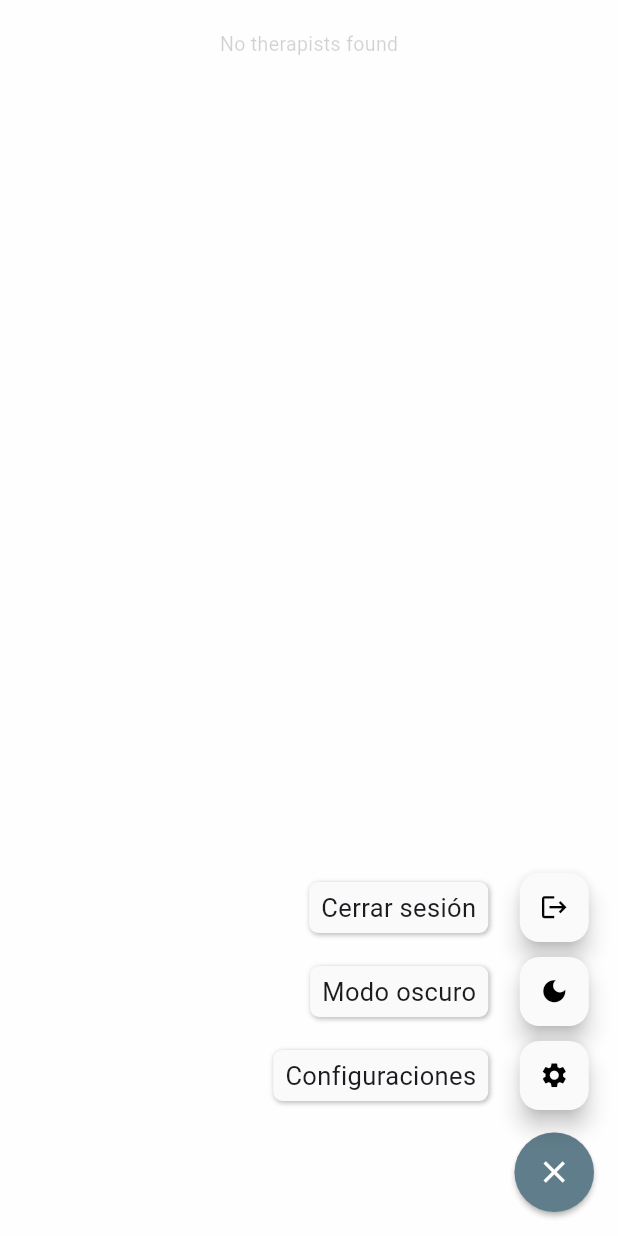
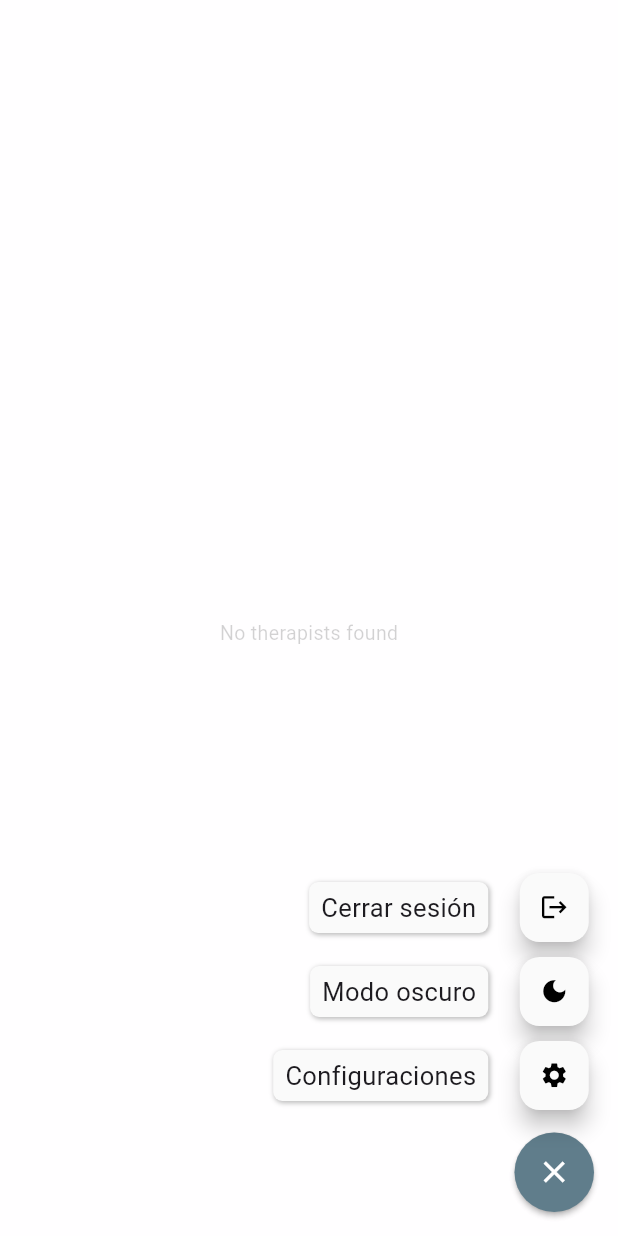
Before and after one commit to matiasespina1991/find_a_therapist_app, a Flutter app: the screen it shows after launch, after a tap on the "add" icon, on a phone screen of 412 x 824 dp. Run offline on Flutter 3.47's test engine with Material 3 defaults, Android fonts, the phone set to English and light mode, and no system bars; drawn by our look-alikes of flutter_speed_dial, skeletonizer; our stand-ins replace cached_network_image, cloud_firestore, connectivity_plus, device_info_plus, firebase_auth, firebase_core and 11 more; accounts and stored records are empty; project files that could hold a hidden picture were left out.

```diff
--- a/lib/screens/admin/debug_screen/debug_screen.dart
+++ b/lib/screens/admin/debug_screen/debug_screen.dart
@@ -5,7 +5,6 @@ import 'package:findatherapistapp/providers/providers_all.dart';
 import 'package:findatherapistapp/widgets/Skeletons/SkeletonTherapistCard/skeleton_therapist_card.dart';
 import 'package:flutter/material.dart';
 import 'package:flutter_riverpod/flutter_riverpod.dart';
-import 'package:skeletonizer/skeletonizer.dart';
 import '../../../models/therapist_model.dart';
 import '../../../widgets/AppScaffold/app_scaffold.dart';
 import '../../../services/firestore_service.dart';
@@ -18,6 +17,14 @@ class DebugScreen extends ConsumerStatefulWidget {
 }
 
 class _DebugScreenState extends ConsumerState<DebugScreen> {
+  late Future<List<TherapistModel>> _futureTherapists;
+
+  @override
+  void initState() {
+    super.initState();
+    _futureTherapists = _fetchTherapists();
+  }
+
   Future<List<TherapistModel>> _fetchTherapists() async {
     try {
       FirebaseFirestore firestore = FirestoreService.instance;
@@ -34,30 +41,42 @@ class _DebugScreenState extends ConsumerState<DebugScreen> {
     }
   }
 
+  Future<void> _refreshTherapists() async {
+    debugPrint('Refreshing therapists list...');
+    setState(() {
+      _futureTherapists = _fetchTherapists();
+    });
+  }
+
   @override
   Widget build(BuildContext context) {
     return AppScaffold(
+      scrollPhysics: NeverScrollableScrollPhysics(),
       appBarTitle: 'Debug Screen',
       isProtected: false,
       body: FutureBuilder<List<TherapistModel>>(
-        future: _fetchTherapists(),
+        future: _futureTherapists,
         builder: (context, snapshot) {
-          if (snapshot.connectionState == ConnectionState.waiting &&
-              (snapshot.data == null || snapshot.data!.isEmpty)) {
-            return Column(
+          if ((snapshot.connectionState == ConnectionState.waiting &&
+                  (snapshot.data == null || snapshot.data!.isEmpty)) ||
+              _futureTherapists == null) {
+            return SingleChildScrollView(
+              child: Column(
                 children: List.generate(7, (index) {
                   return const SkeletonTherapistCard();
                 }),
+              ),
             );
           } else if (snapshot.hasError) {
             return const Center(child: Text('Failed to load therapists'));
           } else if (!snapshot.hasData || snapshot.data!.isEmpty) {
-            return const Center(
-                child: Center(child: Text('No therapists found')));
+            return const Center(child: Text('No therapists found'));
           }
 
-          return ListView.builder(
-            physics: const NeverScrollableScrollPhysics(),
+          return RefreshIndicator(
+            onRefresh: _refreshTherapists,
+            child: ListView.builder(
+              physics: const AlwaysScrollableScrollPhysics(),
               shrinkWrap: true,
               itemCount: snapshot.data?.length,
               itemBuilder: (context, index) {
@@ -169,7 +188,8 @@ class _DebugScreenState extends ConsumerState<DebugScreen> {
                                 const SizedBox(width: 20),
                                 Expanded(
                                   child: Column(
-                                  crossAxisAlignment: CrossAxisAlignment.start,
+                                    crossAxisAlignment:
+                                        CrossAxisAlignment.start,
                                     children: [
                                       Row(
                                         children: [
@@ -185,7 +205,8 @@ class _DebugScreenState extends ConsumerState<DebugScreen> {
                                           if (therapist
                                               .therapistInfo.userInfoIsVerified)
                                             Padding(
-                                            padding: const EdgeInsets.symmetric(
+                                              padding:
+                                                  const EdgeInsets.symmetric(
                                                       horizontal: 4),
                                               child:
                                                   therapist.subscription.plan ==
@@ -246,6 +267,7 @@ class _DebugScreenState extends ConsumerState<DebugScreen> {
                   ),
                 );
               },
+            ),
           );
         },
       ),
--- a/lib/widgets/AppScaffold/app_scaffold.dart
+++ b/lib/widgets/AppScaffold/app_scaffold.dart
@@ -218,6 +218,19 @@ class AppScaffoldState extends ConsumerState<AppScaffold> {
   }
 
   Widget _buildMainContent(bool isAuthenticated) {
+    if (widget.scrollPhysics is NeverScrollableScrollPhysics) {
+      return Skeletonizer(
+        enabled: !isAuthenticated &&
+            widget.isProtected &&
+            !DebugConfig.forceDebugScreen &&
+            !DebugConfig.bypassLoginScreen,
+        child: Padding(
+          padding: ThemeSettings.scaffoldPadding,
+          child: widget.body,
+        ),
+      );
+    }
+
     return SingleChildScrollView(
       physics: widget.scrollPhysics ?? getScrollPhysics(),
       child: Column(
```
Also changed, not shown: lib/utils/admin/print_all_therapists.dart (added, +23 -0 lines). Lines whose indentation alone changed are shown as unchanged.
